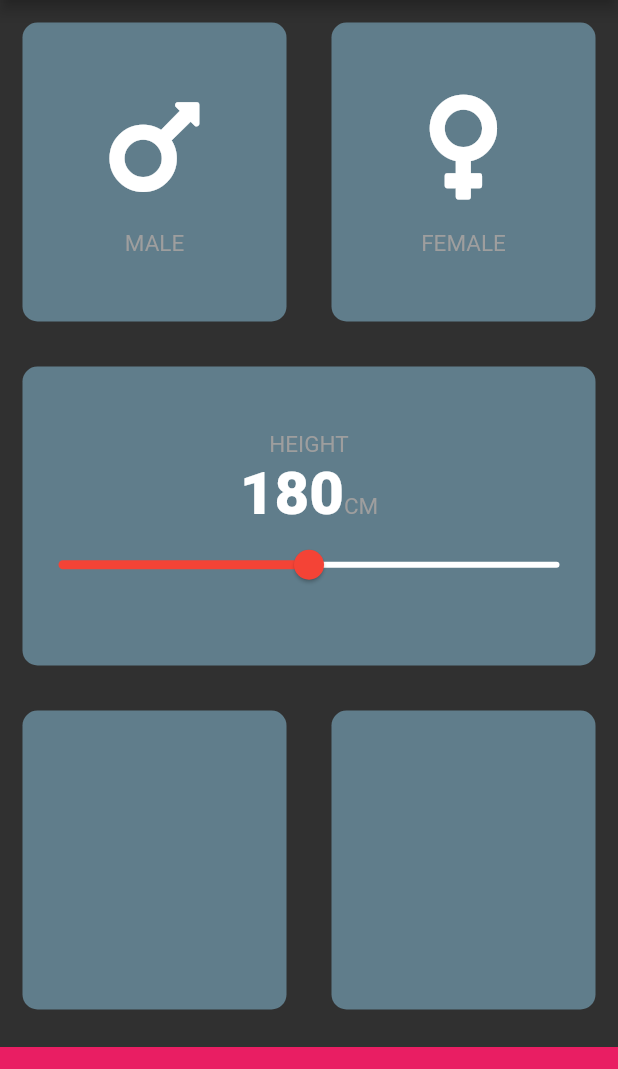
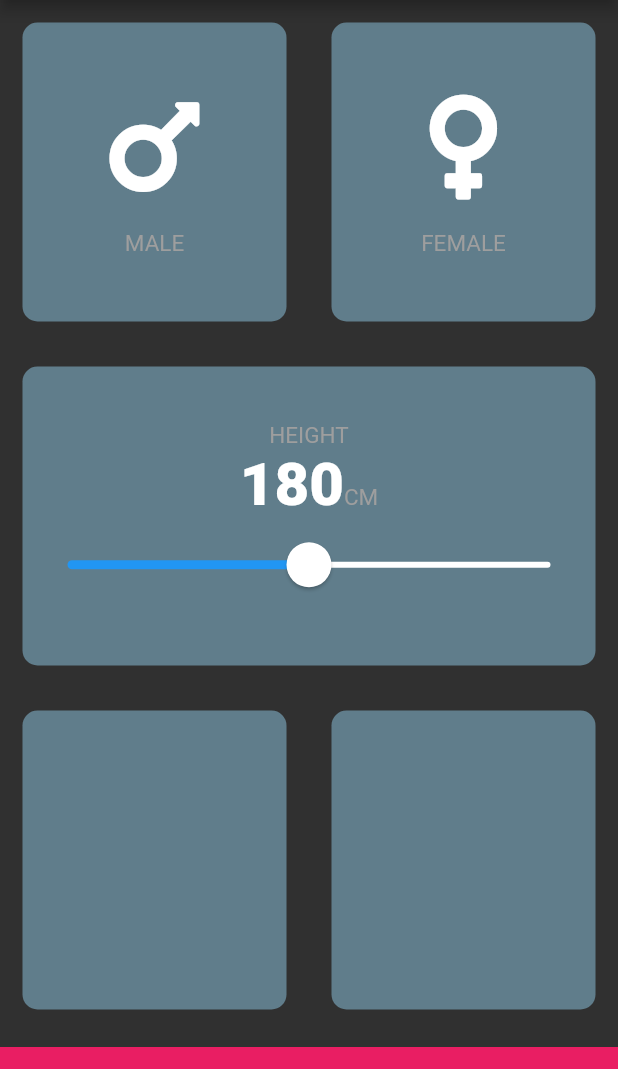
Before and after one commit to PaulDudsdeemaytha/bmi-calculator-flutter, a Flutter app: the screen it shows after launch, on a phone screen of 412 x 824 dp, the part 84-1153 px from its top. Run offline on Flutter 3.47's test engine with Material 2 defaults, Android fonts, the phone set to English and light mode, and no system bars; our stand-ins replace font_awesome_flutter.

Commit message:
customized slider

```diff
--- a/lib/input_page.dart
+++ b/lib/input_page.dart
@@ -83,10 +83,17 @@ class _InputPageState extends State<InputPage> {
                             Text('CM', style: kLabelTextStyle)
                           ],
                         ),
-                        Slider(
+                        SliderTheme(
+                          data: SliderTheme.of(context).copyWith(
+                              inactiveTrackColor: Colors.white,
+                              activeTrackColor: Colors.blue,
+                              thumbColor: Colors.white,
+                              thumbShape:
+                                  RoundSliderThumbShape(enabledThumbRadius: 15),
+                              overlayShape:
+                                  RoundSliderOverlayShape(overlayRadius: 30)),
+                          child: Slider(
                             value: height.toDouble(),
-                          activeColor: Colors.red,
-                          inactiveColor: Colors.white,
                             min: 120,
                             max: 240,
                             onChanged: (double newValue) {
@@ -94,6 +101,7 @@ class _InputPageState extends State<InputPage> {
                                 height = newValue.round();
                               });
                             },
+                          ),
                         )
                       ],
                     ),
```
Lines whose indentation alone changed are shown as unchanged.
